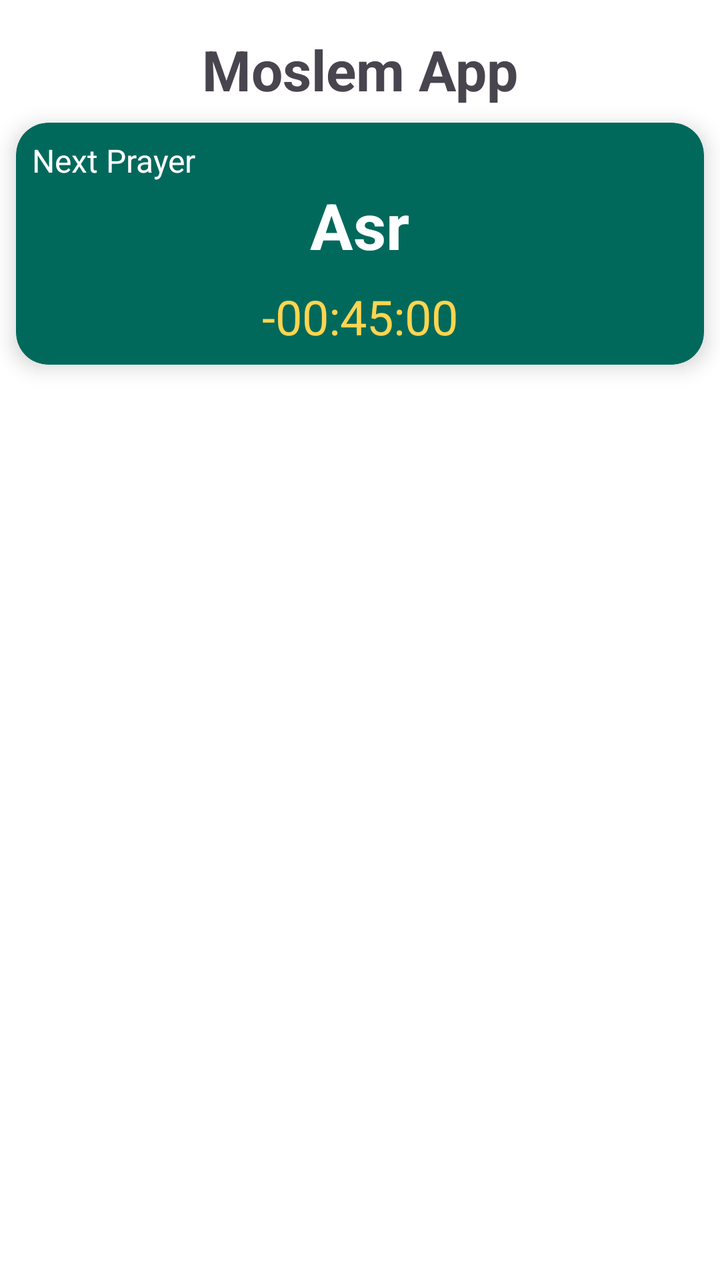
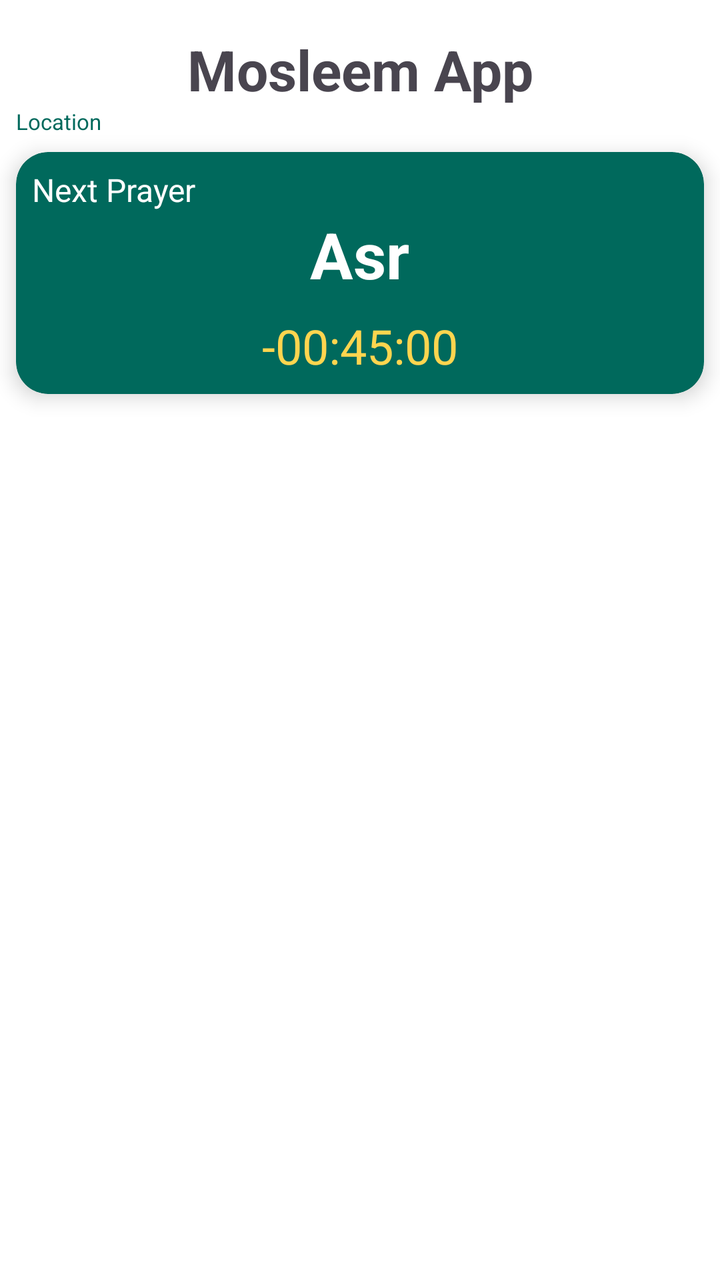

Before-and-after screenshots of an Android layout around one commit, followed by the original layout XML and the change that was made.
<!-- AndroidManifest.xml: application theme Theme.MoslemApp -->
<!-- res/layout/fragment_home.xml -->
<?xml version="1.0" encoding="utf-8"?>
<androidx.constraintlayout.widget.ConstraintLayout xmlns:android="http://schemas.android.com/apk/res/android"
    xmlns:app="http://schemas.android.com/apk/res-auto"
    xmlns:tools="http://schemas.android.com/tools"
    android:layout_width="match_parent"
    android:layout_height="match_parent">

    <TextView
        android:id="@+id/tvTitle"
        android:layout_width="wrap_content"
        android:layout_height="wrap_content"
        android:text="Moslem App"
        android:textSize="28sp"
        android:textStyle="bold"
        android:layout_marginTop="16dp"
        app:layout_constraintEnd_toEndOf="parent"
        app:layout_constraintStart_toStartOf="parent"
        app:layout_constraintTop_toTopOf="parent" />
        
    <androidx.cardview.widget.CardView
        android:id="@+id/cardCountdown"
        android:layout_width="match_parent"
        android:layout_height="wrap_content"
        android:layout_margin="8dp"
        app:cardCornerRadius="16dp"
        app:cardElevation="6dp"
        app:cardBackgroundColor="@color/primary_green"
        app:layout_constraintTop_toBottomOf="@id/tvTitle"
        app:layout_constraintStart_toStartOf="parent"
        app:layout_constraintEnd_toEndOf="parent">
        
        <LinearLayout
            android:layout_width="match_parent"
            android:layout_height="wrap_content"
            android:orientation="vertical"
            android:padding="8dp"
            android:gravity="center">
            
            <TextView
                android:text="Next Prayer"
                android:textColor="#FFFFFF"
                android:textSize="16sp"
                android:layout_height="wrap_content"
                android:layout_width="match_parent"/>
                
            <TextView
                android:id="@+id/tvNextPrayerName"
                android:layout_width="wrap_content"
                android:layout_height="wrap_content"
                android:text="Asr"
                android:textColor="#FFFFFF"
                android:textSize="32sp"
                android:textStyle="bold"/>
                
            <TextView
                android:id="@+id/tvCountdown"
                android:layout_width="wrap_content"
                android:layout_height="wrap_content"
                android:text="-00:45:00"
                android:textColor="#FFD54F"
                android:textSize="24sp"
                android:layout_marginTop="8dp"/>
        </LinearLayout>
    </androidx.cardview.widget.CardView>

    <androidx.recyclerview.widget.RecyclerView
        android:id="@+id/rvHomeMenu"
        android:layout_width="match_parent"
        android:layout_height="wrap_content"
        android:layout_margin="8dp"
        android:orientation="horizontal"
        android:background="#FFFFFF"
        tools:listitem="@layout/item_home_menu"
        app:layoutManager="androidx.recyclerview.widget.GridLayoutManager"
        app:layout_constraintEnd_toEndOf="parent"
        app:layout_constraintStart_toStartOf="parent"
        app:layout_constraintTop_toBottomOf="@id/cardCountdown" />

    <FrameLayout
        android:id="@+id/flAdPlaceholder"
        android:layout_width="match_parent"
        android:layout_height="wrap_content"
        android:layout_margin="8dp"
        app:layout_constraintTop_toBottomOf="@id/rvHomeMenu"
        app:layout_constraintStart_toStartOf="parent"
        app:layout_constraintEnd_toEndOf="parent"/>

</androidx.constraintlayout.widget.ConstraintLayout>
<!-- res/layout/item_home_menu.xml (included above) -->
<?xml version="1.0" encoding="utf-8"?>
<androidx.cardview.widget.CardView xmlns:android="http://schemas.android.com/apk/res/android"
    xmlns:app="http://schemas.android.com/apk/res-auto"
    android:layout_width="wrap_content"
    android:layout_height="wrap_content"
    android:layout_margin="4dp"
    app:cardCornerRadius="100dp"
    app:cardElevation="4dp"
    app:cardBackgroundColor="@color/teal_700">

    <LinearLayout
        android:layout_width="match_parent"
        android:layout_height="wrap_content"
        android:gravity="center"
        android:minWidth="80dp"
        android:minHeight="80dp"
        android:orientation="vertical"
        android:padding="10dp">

        <ImageView
            android:id="@+id/ivMenuIcon"
            android:layout_width="25dp"
            android:layout_height="25dp"
            android:src="@android:drawable/ic_menu_agenda"
            app:tint="@color/accent_gold" />

        <TextView
            android:id="@+id/tvMenuTitle"
            android:layout_width="wrap_content"
            android:layout_height="wrap_content"
            android:layout_marginTop="2dp"
            android:text="Favorite"
            android:textColor="@color/accent_gold"
            android:textSize="11sp"
            android:textStyle="bold" />

    </LinearLayout>

</androidx.cardview.widget.CardView>
<!-- resources referenced by this layout -->
<resources>
  <color name="accent_gold">#FFD54F</color>
  <color name="primary_green">#00695C</color>
  <color name="teal_700">#FF018786</color>
  <style name="Theme.MoslemApp" parent="Base.Theme.MoslemApp" />
  <style name="Base.Theme.MoslemApp" parent="Theme.Material3.DayNight.NoActionBar">
  
          <item name="colorPrimary">@color/teal_700</item>
          
          
          
          
          
          
          
          <item name="android:statusBarColor">?attr/colorPrimary</item>
          <item name="android:colorBackground">@android:color/white</item>
      </style>
</resources>

<!-- the commit's change to res/layout/fragment_home.xml (unified diff, before → after) -->
@@ -9,13 +9,27 @@
         android:id="@+id/tvTitle"
         android:layout_width="wrap_content"
         android:layout_height="wrap_content"
-        android:text="Moslem App"
+        android:text="@string/app_name"
         android:textSize="28sp"
         android:textStyle="bold"
         android:layout_marginTop="16dp"
         app:layout_constraintEnd_toEndOf="parent"
         app:layout_constraintStart_toStartOf="parent"
         app:layout_constraintTop_toTopOf="parent" />
+
+    <TextView
+        android:id="@+id/tvCity"
+        android:layout_width="match_parent"
+        android:layout_height="wrap_content"
+        android:text="Location"
+        android:textSize="11sp"
+        android:maxLines="3"
+        android:textColor="@color/primary_green"
+        android:layout_marginHorizontal="8dp"
+        app:layout_constraintEnd_toEndOf="parent"
+        app:layout_constraintStart_toStartOf="parent"
+        app:layout_constraintTop_toBottomOf="@id/tvTitle"
+        />
         
     <androidx.cardview.widget.CardView
         android:id="@+id/cardCountdown"
@@ -25,7 +39,7 @@
         app:cardCornerRadius="16dp"
         app:cardElevation="6dp"
         app:cardBackgroundColor="@color/primary_green"
-        app:layout_constraintTop_toBottomOf="@id/tvTitle"
+        app:layout_constraintTop_toBottomOf="@id/tvCity"
         app:layout_constraintStart_toStartOf="parent"
         app:layout_constraintEnd_toEndOf="parent">
         
<!-- resource entries referenced after the edit -->
@@ -3,6 +3,7 @@
   <color name="accent_gold">#FFD54F</color>
   <color name="primary_green">#00695C</color>
   <color name="teal_700">#FF018786</color>
+  <string name="app_name">Mosleem App</string>
   <style name="Theme.MoslemApp" parent="Base.Theme.MoslemApp" />
   <style name="Base.Theme.MoslemApp" parent="Theme.Material3.DayNight.NoActionBar">
   
